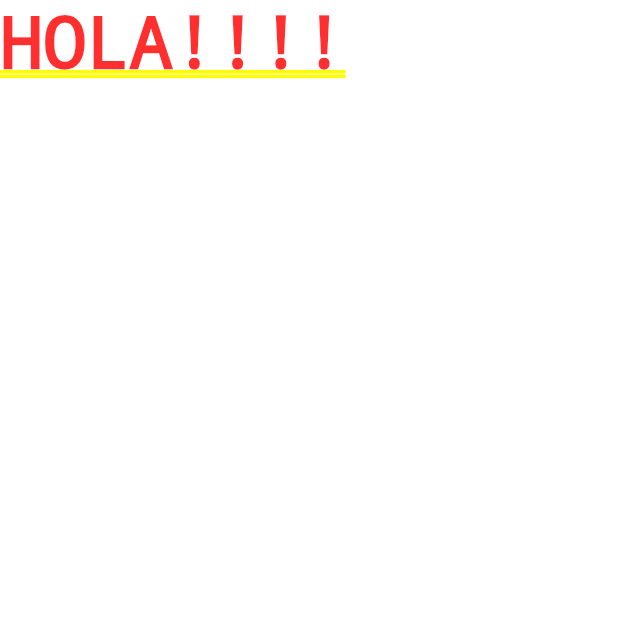
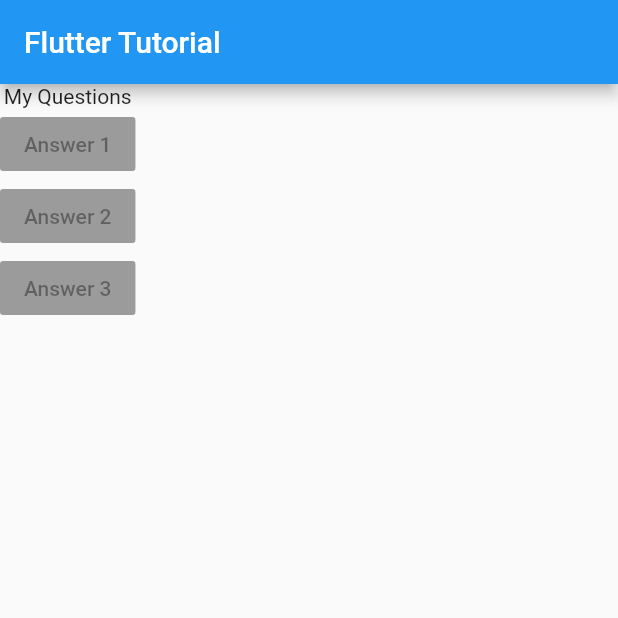
Before and after one commit to fintico/flutter_tutorial, a Flutter app: the screen it shows after launch, on a phone screen of 412 x 824 dp, the top half of it. Run offline on Flutter 3.47's test engine with Material 2 defaults, Android fonts, the phone set to English and light mode, and no system bars.

Commit message:
Body con elementos
Hasta aca hemos podido crear el cuerpo de nuestra app con una lista de preguntas y sus respuestas

```diff
--- a/lib/main.dart
+++ b/lib/main.dart
@@ -6,6 +6,21 @@ class MyApp extends StatelessWidget {
   // This widget is the root of your application.
   @override
   Widget build(BuildContext context) {
-    return MaterialApp(home: Text('HOLA!!!!'));
+    var questions = [
+      'What\'s your favorite color',
+      'What\'s you favorite animal',
+    ];
+    return MaterialApp(
+      home: Scaffold(
+          appBar: AppBar(title: Text('Flutter Tutorial')),
+          body: Column(
+            children: <Widget>[
+              Text('My Questions'),
+              RaisedButton(child: Text('Answer 1'), onPressed: null,),
+              RaisedButton(child: Text('Answer 2'), onPressed: null,),
+              RaisedButton(child: Text('Answer 3'), onPressed: null,),
+            ],
+          )),
+    );
   }
 }
```
